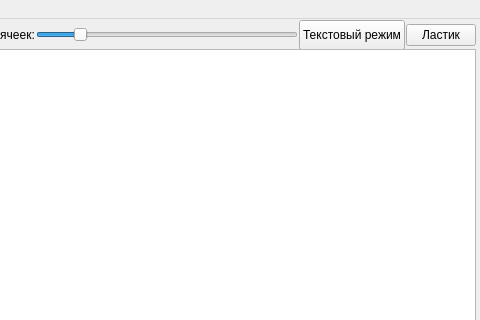
First picture: the form in main_form.ui, repository egorka5opka/sheduler, before the edit; both pictures show x 575 to 1055 and y 0 to 320 of the 1055 by 684 pixel window.
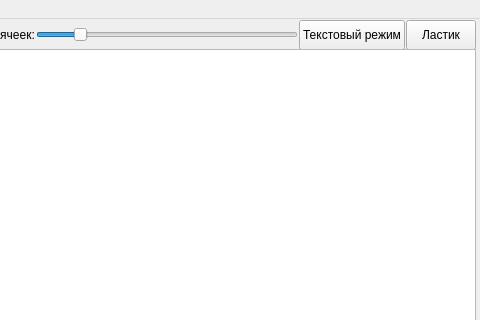
Second picture: the form after the edit.

Commit message: some recolored main form

```diff
--- a/main_form.ui
+++ b/main_form.ui
@@ -221,6 +221,12 @@
      </item>
      <item>
       <widget class="QPushButton" name="rubber_btn">
+       <property name="minimumSize">
+        <size>
+         <width>0</width>
+         <height>30</height>
+        </size>
+       </property>
        <property name="maximumSize">
         <size>
          <width>70</width>
```
The commit also changes 5 other files.
